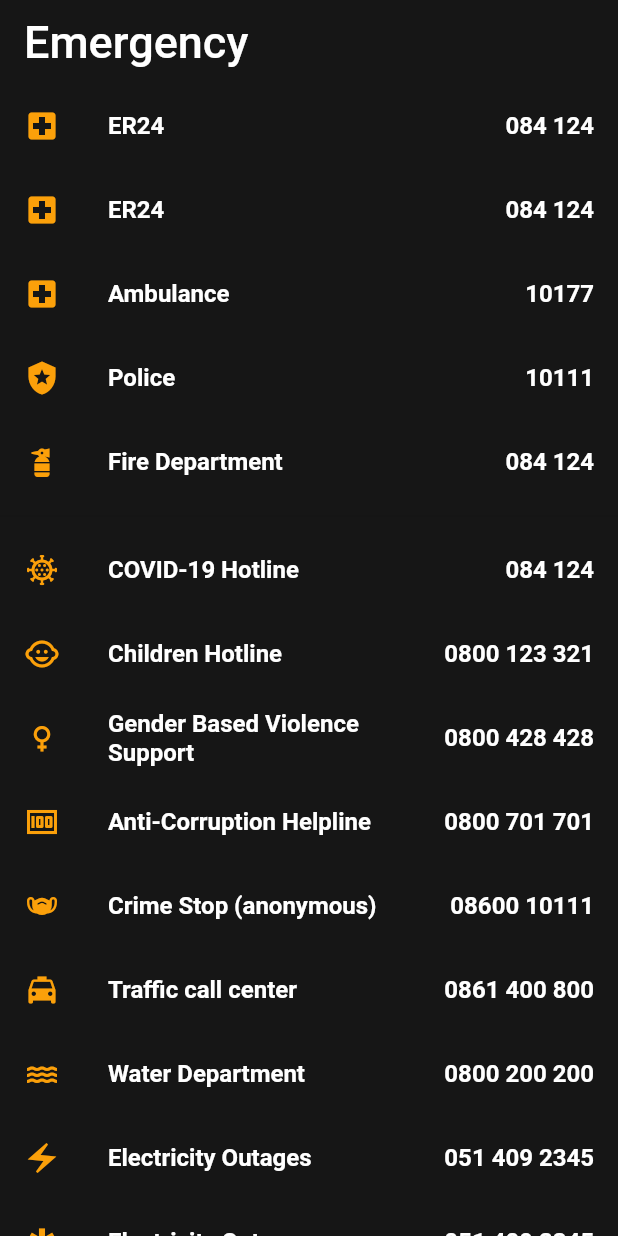
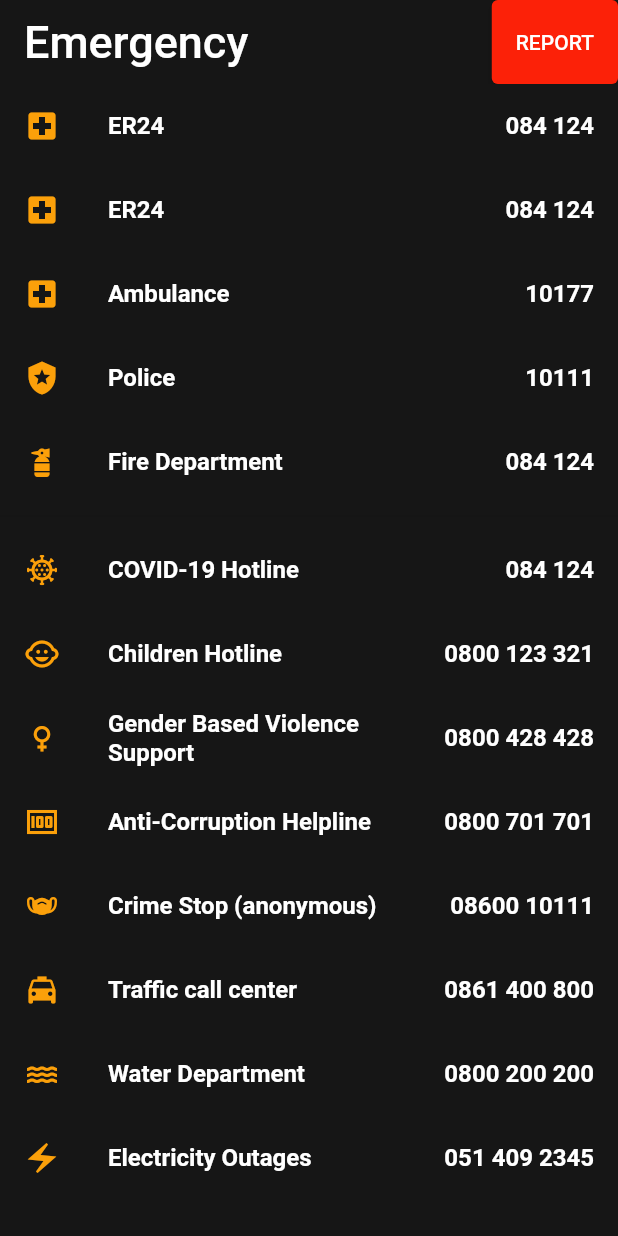
Before and after one commit to Maj-Bubbles/NightWatch-Public, a Flutter app: the EmergencyNumScreen screen opened by its route, on a phone screen of 412 x 824 dp. Run offline on Flutter 3.47's test engine with Material 2 defaults, Android fonts, the phone set to English and light mode, and no system bars; our stand-ins replace another_flushbar, email_validator, get_it, intro_slider; missing offline and left inert: backendless_sdk.

Commit message:
feat: Add Emergency Page

```diff
--- a/lib/views/pages/emergency_num_screen.dart
+++ b/lib/views/pages/emergency_num_screen.dart
@@ -10,6 +10,19 @@ class EmergencyNumScreen extends StatelessWidget {
   Widget build(BuildContext context) {
     return Scaffold(
         appBar: AppBar(
+          actions: [
+            ElevatedButton(
+              style: ButtonStyle(
+                backgroundColor:
+                    MaterialStateColor.resolveWith((states) => redButtonColor),
+              ),
+              onPressed: () {},
+              child: const Text(
+                'REPORT',
+                style: TextStyle(color: Colors.white),
+              ),
+            ),
+          ],
           elevation: 0,
           backgroundColor: scaffoldBackgroundColor,
           shadowColor: Colors.transparent,
@@ -26,7 +39,6 @@ class EmergencyNumScreen extends StatelessWidget {
           decoration: const BoxDecoration(color: scaffoldBackgroundColor),
           child: ListView(
             children: const [
-/////////////////////////////////////////////////////
               ListTile(
                 leading: Icon(
                   Icons.local_hospital,
@@ -41,7 +53,6 @@ class EmergencyNumScreen extends StatelessWidget {
                   style: headingsTwo,
                 ),
               ),
-///////////////////////////////////////////////////
               ListTile(
                 leading: Icon(
                   Icons.local_hospital,
@@ -56,7 +67,6 @@ class EmergencyNumScreen extends StatelessWidget {
                   style: headingsTwo,
                 ),
               ),
-///////////////////////////////////////////////
               ListTile(
                 leading: Icon(
                   Icons.local_hospital,
@@ -71,7 +81,6 @@ class EmergencyNumScreen extends StatelessWidget {
                   style: headingsTwo,
                 ),
               ),
-/////////////////////////////////////////////////////
               ListTile(
                 leading: Icon(
                   Icons.local_police,
@@ -86,7 +95,6 @@ class EmergencyNumScreen extends StatelessWidget {
                   style: headingsTwo,
                 ),
               ),
-///////////////////////////////////////////////////////
               ListTile(
                 leading: Icon(
                   Icons.fire_extinguisher,
@@ -101,9 +109,7 @@ class EmergencyNumScreen extends StatelessWidget {
                   style: headingsTwo,
                 ),
               ),
-/////////////////////////////DIVIDER/////////////////////////
               Divider(),
-///////////////////////////////////////////////////////
               ListTile(
                 leading: Icon(
                   Icons.coronavirus_outlined,
@@ -118,7 +124,6 @@ class EmergencyNumScreen extends StatelessWidget {
                   style: headingsTwo,
                 ),
               ),
-///////////////////////////////////////////////////////
               ListTile(
                 leading: Icon(
                   Icons.child_care,
@@ -133,7 +138,6 @@ class EmergencyNumScreen extends StatelessWidget {
                   style: headingsTwo,
                 ),
               ),
-///////////////////////////////////////////////////////
               ListTile(
                 leading: Icon(
                   Icons.female,
@@ -148,7 +152,6 @@ class EmergencyNumScreen extends StatelessWidget {
                   style: headingsTwo,
                 ),
               ),
-///////////////////////////////////////////////////////
               ListTile(
                 leading: Icon(
                   Icons.money,
@@ -163,7 +166,6 @@ class EmergencyNumScreen extends StatelessWidget {
                   style: headingsTwo,
                 ),
               ),
-///////////////////////////////////////////////////////
               ListTile(
                 leading: Icon(
                   Icons.masks,
@@ -178,7 +180,6 @@ class EmergencyNumScreen extends StatelessWidget {
                   style: headingsTwo,
                 ),
               ),
-//////////////////////////////////////////////////////////
               ListTile(
                 leading: Icon(
                   Icons.local_taxi,
@@ -193,7 +194,6 @@ class EmergencyNumScreen extends StatelessWidget {
                   style: headingsTwo,
                 ),
               ),
-//////////////////////////////////////////////////////////
               ListTile(
                 leading: Icon(
                   Icons.water,
@@ -208,7 +208,6 @@ class EmergencyNumScreen extends StatelessWidget {
                   style: headingsTwo,
                 ),
               ),
-//////////////////////////////////////////////////////////
               ListTile(
                 leading: Icon(
                   Icons.electric_bolt_sharp,
@@ -223,22 +222,6 @@ class EmergencyNumScreen extends StatelessWidget {
                   style: headingsTwo,
                 ),
               ),
-//////////////////////////////////////////////////////////
-              ListTile(
-                leading: Icon(
-                  Icons.emergency,
-                  color: orangePeelForIconsAndButtons,
-                ),
-                title: Text(
-                  "Electricity Outages",
-                  style: headingsTwo,
-                ),
-                trailing: Text(
-                  "051 409 2345",
-                  style: headingsTwo,
-                ),
-              ),
-////////////////////////////////////////////// ////////////
             ],
           ),
         ));
```
